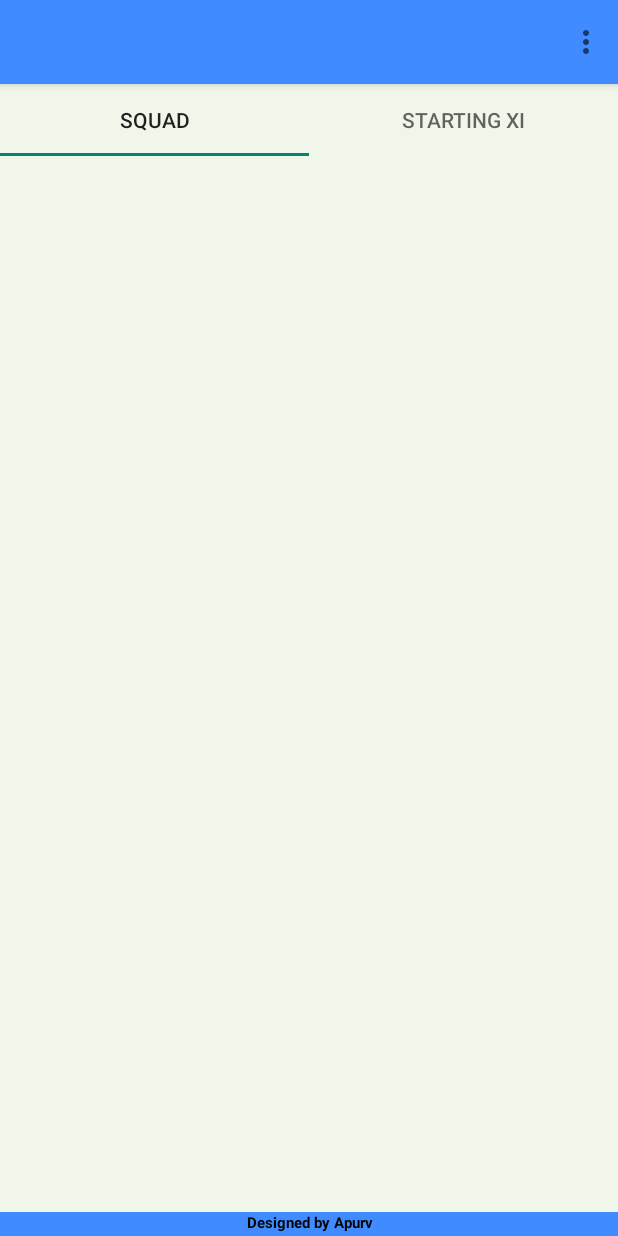
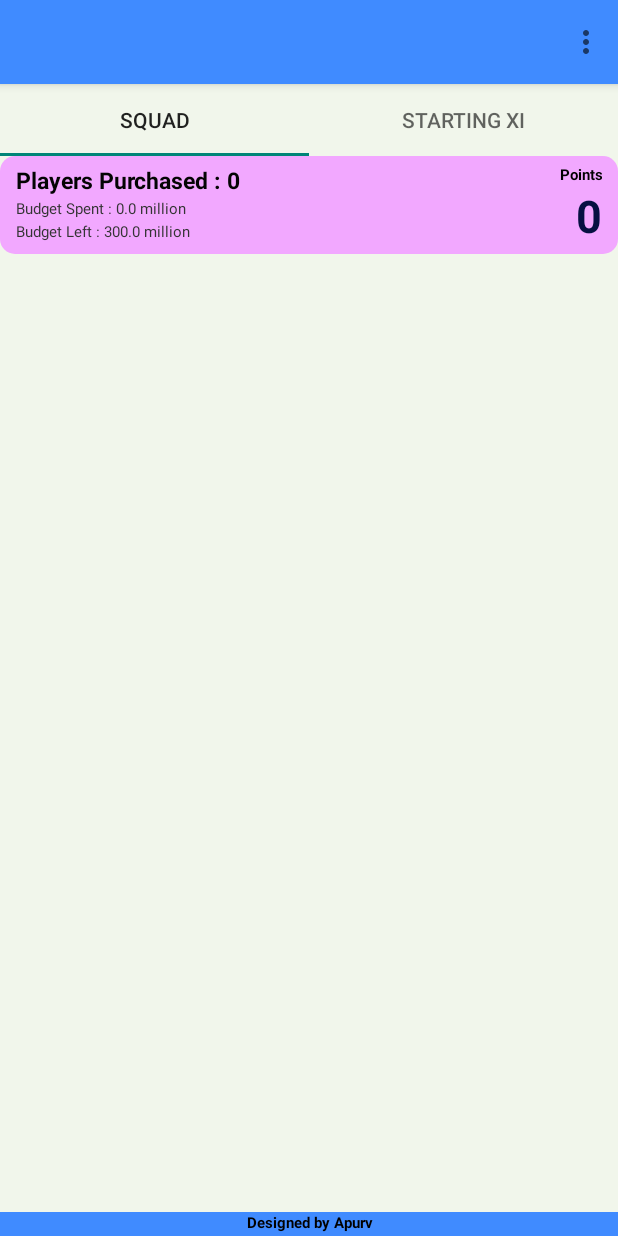
Before and after one commit to apurvsahay/GFF_ECFL, an Android app: the screen it shows after launch once a user with an empty profile is signed in (HomeActivity), on a phone screen of 412 x 824 dp. Run offline under Robolectric (Android 15) with nearby library versions, the phone set to English and light mode, and no system bars; our stand-ins replace Firebase (no records; nobody signed in at launch, a user with empty details on screens opened directly).

Commit message:
Stats Card Squad Fragment

```diff
--- a/app/src/main/java/Fragments/SquadFragment.java
+++ b/app/src/main/java/Fragments/SquadFragment.java
@@ -10,6 +10,7 @@ import android.view.LayoutInflater;
 import android.view.View;
 import android.view.ViewGroup;
 import android.widget.ListView;
+import android.widget.TextView;
 
 import com.example.gffecfl.Adapter.TeamListAdapter;
 import com.example.gffecfl.HomeActivity;
@@ -43,6 +44,7 @@ public class SquadFragment extends Fragment {
     List<Players> squadList= new ArrayList<>();
     Map<String,Players> playersMap = new HashMap<>();
     TeamListAdapter adapter;
+    TextView numberPlayers , budgetSpent , budgetLeft , points;
 
     // TODO: Rename parameter arguments, choose names that match
     // the fragment initialization parameters, e.g. ARG_ITEM_NUMBER
@@ -97,6 +99,10 @@ public class SquadFragment extends Fragment {
         super.onViewCreated(view, savedInstanceState);
 
         listView = (ListView) getView().findViewById(R.id.listHome);
+        numberPlayers = (TextView) getView().findViewById(R.id.numberOfPlayers);
+        budgetSpent = (TextView) getView().findViewById(R.id.budgetSpent);
+        budgetLeft = (TextView) getView().findViewById(R.id.budgetLeft);
+        points = (TextView) getView().findViewById(R.id.statPoints);
 
         String uid = Objects.requireNonNull(FirebaseAuth.getInstance().getCurrentUser()).getUid();
 
@@ -150,14 +156,25 @@ public class SquadFragment extends Fragment {
             @Override
             public void onDataChange(@NonNull @NotNull DataSnapshot snapshot) {
                 squadList.clear();
+                Double spent = 0.0;
+                int totalPoints = 0;
                 for(DataSnapshot dataSnapshot : snapshot.getChildren()){
                     SquadPlayers squadPlayer = dataSnapshot.getValue(SquadPlayers.class);
                     String squadPlayername = squadPlayer.getName();
-                    squadList.add(playersMap.get(squadPlayername));
+                    Players player = playersMap.get(squadPlayername);
+                    squadList.add(player);
 
-                    adapter = new TeamListAdapter(getContext() , squadList);
-                    listView.setAdapter(adapter);
+                    spent += Double.parseDouble(player.getSellingPrice());
+                    totalPoints += Integer.parseInt(player.getPoints());
                 }
+                Double left = (300.0 - spent);
+                budgetSpent.setText(Double.toString(spent));
+                budgetLeft.setText(Double.toString(left));
+                points.setText(Integer.toString(totalPoints));
+                numberPlayers.setText(Integer.toString(squadList.size()));
+
+                adapter = new TeamListAdapter(getContext() , squadList);
+                listView.setAdapter(adapter);
             }
 
             @Override
--- a/app/src/main/java/Fragments/StartingElevenFragment.java
+++ b/app/src/main/java/Fragments/StartingElevenFragment.java
@@ -154,10 +154,9 @@ public class StartingElevenFragment extends Fragment {
                     if(squadPlayer.getInStartingEleven().equals("Yes")) {
                         squadList.add(playersMap.get(squadPlayername));
                     }
-
-                    adapter = new TeamListAdapter(getContext() , squadList);
-                    listView.setAdapter(adapter);
                 }
+                adapter = new TeamListAdapter(getContext() , squadList);
+                listView.setAdapter(adapter);
             }
 
             @Override
--- a/app/src/main/res/layout/fragment_squad.xml
+++ b/app/src/main/res/layout/fragment_squad.xml
@@ -1,8 +1,134 @@
-<FrameLayout xmlns:android="http://schemas.android.com/apk/res/android"
+<RelativeLayout xmlns:android="http://schemas.android.com/apk/res/android"
     xmlns:tools="http://schemas.android.com/tools"
     android:layout_width="match_parent"
     android:layout_height="match_parent"
     tools:context="Fragments.SquadFragment">
+
+    <RelativeLayout xmlns:android="http://schemas.android.com/apk/res/android"
+        android:layout_width="fill_parent"
+        android:layout_height="wrap_content"
+        android:background="@drawable/list_selector"
+        android:backgroundTint="#F2A8FF"
+        android:orientation="horizontal"
+        android:padding="5dip"
+        android:id="@+id/stats">
+
+        <TextView
+            android:id="@+id/tv"
+            android:layout_width="wrap_content"
+            android:layout_height="wrap_content"
+            android:text="Players Purchased : "
+            android:layout_marginLeft="5dip"
+            android:textColor="#040404"
+            android:typeface="sans"
+            android:textSize="15dip"
+            android:textStyle="bold"/>
+
+        <TextView
+            android:id="@+id/numberOfPlayers"
+            android:layout_width="wrap_content"
+            android:layout_height="wrap_content"
+            android:text="0"
+            android:textColor="#040404"
+            android:layout_toRightOf="@+id/tv"
+            android:typeface="sans"
+            android:textSize="15dip"
+            android:textStyle="bold"/>
+
+        <TextView
+            android:id="@+id/tv1"
+            android:layout_width="wrap_content"
+            android:layout_height="wrap_content"
+            android:layout_below="@id/tv"
+            android:layout_marginLeft="5dip"
+            android:textColor="#343434"
+            android:textSize="10dip"
+            android:layout_marginTop="1dip"
+            android:text="Budget Spent : " />
+
+        <TextView
+            android:id="@+id/budgetSpent"
+            android:layout_width="wrap_content"
+            android:layout_height="wrap_content"
+            android:layout_below="@id/tv"
+            android:layout_toRightOf="@+id/tv1"
+            android:textColor="#343434"
+            android:textSize="10dip"
+            android:layout_marginTop="1dip"
+            android:text="0" />
+
+        <TextView
+            android:layout_width="wrap_content"
+            android:layout_height="wrap_content"
+            android:layout_below="@id/tv"
+            android:layout_toRightOf="@+id/budgetSpent"
+            android:textColor="#343434"
+            android:textSize="10dip"
+            android:layout_marginTop="1dip"
+            android:text=" million" />
+
+        <TextView
+            android:id="@+id/tv2"
+            android:layout_width="wrap_content"
+            android:layout_height="wrap_content"
+            android:layout_below="@id/tv1"
+            android:layout_marginLeft="5dip"
+            android:textColor="#343434"
+            android:textSize="10dip"
+            android:layout_marginTop="1dip"
+            android:text="Budget Left : " />
+
+        <TextView
+            android:id="@+id/budgetLeft"
+            android:layout_width="wrap_content"
+            android:layout_height="wrap_content"
+            android:layout_below="@id/tv1"
+            android:layout_toRightOf="@+id/tv2"
+            android:textColor="#343434"
+            android:textSize="10dip"
+            android:layout_marginTop="1dip"
+            android:text="300" />
+
+        <TextView
+            android:layout_width="wrap_content"
+            android:layout_height="wrap_content"
+            android:layout_below="@id/tv1"
+            android:layout_toRightOf="@+id/budgetLeft"
+            android:textColor="#343434"
+            android:textSize="10dip"
+            android:layout_marginTop="1dip"
+            android:text=" million" />
+
+        <TextView
+            android:id="@+id/tv3"
+            android:layout_width="wrap_content"
+            android:layout_height="wrap_content"
+            android:layout_alignParentRight="true"
+            android:layout_alignTop="@id/tv"
+            android:gravity="right"
+            android:text="Points"
+            android:layout_marginRight="5dip"
+            android:textSize="10dip"
+            android:textColor="@color/black"
+            android:textStyle="bold"/>
+
+        <TextView
+            android:id="@+id/statPoints"
+            android:layout_width="wrap_content"
+            android:layout_height="wrap_content"
+            android:layout_below="@+id/tv3"
+            android:layout_alignParentRight="true"
+            android:gravity="right"
+            android:layout_marginRight="5dip"
+            android:text="0"
+            android:textSize="30dip"
+            android:textColor="#071042"
+            android:textStyle="bold"/>
+
+
+
+    </RelativeLayout>
+
 
     <ListView
         android:id="@+id/listHome"
@@ -11,8 +137,9 @@
         android:layout_weight="1"
         android:divider="#FFFFFF"
         android:dividerHeight="5dp"
+        android:layout_below="@+id/stats"
         android:listSelector="@drawable/list_selector"
         android:layout_marginTop="5dp"
         />
 
-</FrameLayout>
+</RelativeLayout>
```
Also changed, not shown: app/src/main/res/layout/stats_row.xml (added, +124 -0 lines).
